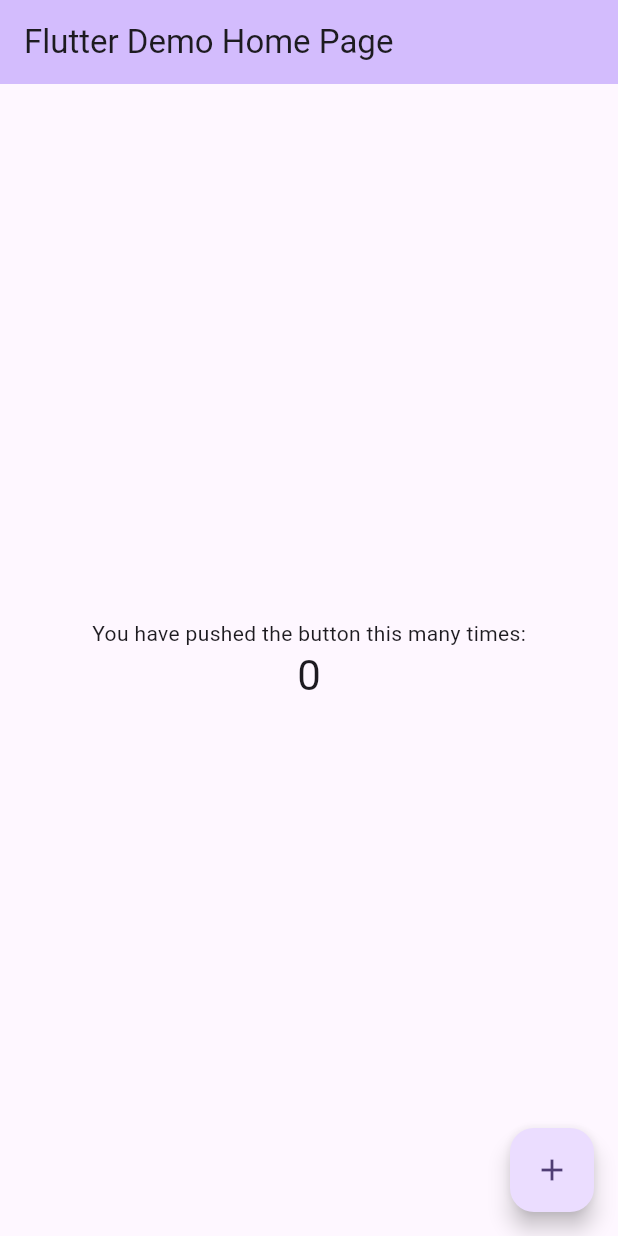
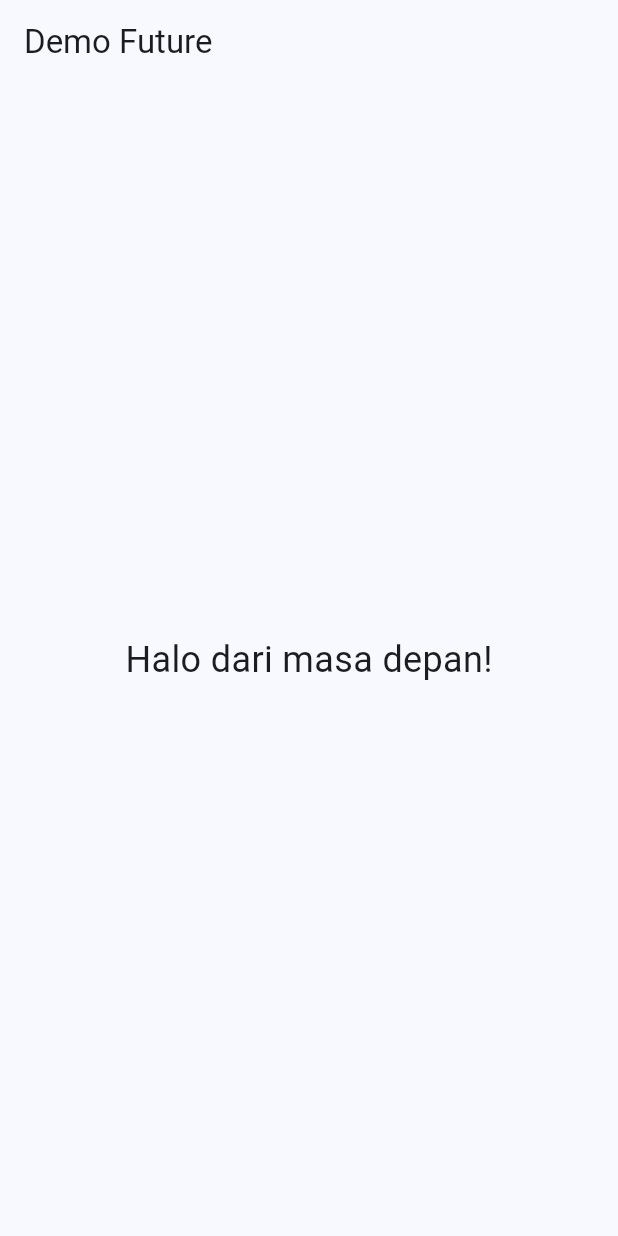
Before and after one commit to illhammf/pemrograman-mobile, a Flutter app: the screen it shows after launch, on a phone screen of 412 x 824 dp. Run offline on Flutter 3.47's test engine with Material 3 defaults, Android fonts, the light colour scheme and no system bars.

Commit message:
update AndroidManifest.xml untuk bagian b prakrikum 4

```diff
--- a/pertemuan-4/praktikum/lib/main.dart
+++ b/pertemuan-4/praktikum/lib/main.dart
@@ -7,115 +7,72 @@
 class MyApp extends StatelessWidget {
   const MyApp({super.key});
 
-  // This widget is the root of your application.
   @override
   Widget build(BuildContext context) {
     return MaterialApp(
-      title: 'Flutter Demo',
+      title: 'Praktikum 4',
       theme: ThemeData(
-        // This is the theme of your application.
-        //
-        // TRY THIS: Try running your application with "flutter run". You'll see
-        // the application has a purple toolbar. Then, without quitting the app,
-        // try changing the seedColor in the colorScheme below to Colors.green
-        // and then invoke "hot reload" (save your changes or press the "hot
-        // reload" button in a Flutter-supported IDE, or press "r" if you used
-        // the command line to start the app).
-        //
-        // Notice that the counter didn't reset back to zero; the application
-        // state is not lost during the reload. To reset the state, use hot
-        // restart instead.
-        //
-        // This works for code too, not just values: Most code changes can be
-        // tested with just a hot reload.
-        colorScheme: .fromSeed(seedColor: Colors.deepPurple),
+        colorSchemeSeed: Colors.blue,
+        useMaterial3: true,
       ),
-      home: const MyHomePage(title: 'Flutter Demo Home Page'),
+      home: const SalamPage(),
     );
   }
 }
 
-class MyHomePage extends StatefulWidget {
-  const MyHomePage({super.key, required this.title});
+Future<String> ambilSalam() async {
+  await Future.delayed(
+    const Duration(seconds: 2),
+  );
 
-  // This widget is the home page of your application. It is stateful, meaning
-  // that it has a State object (defined below) that contains fields that affect
-  // how it looks.
+  return 'Halo dari masa depan!';
+}
 
-  // This class is the configuration for the state. It holds the values (in this
-  // case the title) provided by the parent (in this case the App widget) and
-  // used by the build method of the State. Fields in a Widget subclass are
-  // always marked "final".
-
-  final String title;
+class SalamPage extends StatefulWidget {
+  const SalamPage({super.key});
 
   @override
-  State<MyHomePage> createState() => _MyHomePageState();
+  State<SalamPage> createState() => _SalamPageState();
 }
 
-class _MyHomePageState extends State<MyHomePage> {
-  int _counter = 0;
+class _SalamPageState extends State<SalamPage> {
+  late Future<String> _future;
 
-  void _incrementCounter() {
-    setState(() {
-      // This call to setState tells the Flutter framework that something has
-      // changed in this State, which causes it to rerun the build method below
-      // so that the display can reflect the updated values. If we changed
-      // _counter without calling setState(), then the build method would not be
-      // called again, and so nothing would appear to happen.
-      _counter++;
-    });
+  @override
+  void initState() {
+    super.initState();
+    _future = ambilSalam();
   }
 
   @override
   Widget build(BuildContext context) {
-    // This method is rerun every time setState is called, for instance as done
-    // by the _incrementCounter method above.
-    //
-    // The Flutter framework has been optimized to make rerunning build methods
-    // fast, so that you can just rebuild anything that needs updating rather
-    // than having to individually change instances of widgets.
     return Scaffold(
       appBar: AppBar(
-        // TRY THIS: Try changing the color here to a specific color (to
-        // Colors.amber, perhaps?) and trigger a hot reload to see the AppBar
-        // change color while the other colors stay the same.
-        backgroundColor: Theme.of(context).colorScheme.inversePrimary,
-        // Here we take the value from the MyHomePage object that was created by
-        // the App.build method, and use it to set our appbar title.
-        title: Text(widget.title),
+        title: const Text('Demo Future'),
       ),
       body: Center(
-        // Center is a layout widget. It takes a single child and positions it
-        // in the middle of the parent.
-        child: Column(
-          // Column is also a layout widget. It takes a list of children and
-          // arranges them vertically. By default, it sizes itself to fit its
-          // children horizontally, and tries to be as tall as its parent.
-          //
-          // Column has various properties to control how it sizes itself and
-          // how it positions its children. Here we use mainAxisAlignment to
-          // center the children vertically; the main axis here is the vertical
-          // axis because Columns are vertical (the cross axis would be
-          // horizontal).
-          //
-          // TRY THIS: Invoke "debug painting" (choose the "Toggle Debug Paint"
-          // action in the IDE, or press "p" in the console), to see the
-          // wireframe for each widget.
-          mainAxisAlignment: .center,
-          children: [
-            const Text('You have pushed the button this many times:'),
-            Text(
-              '$_counter',
-              style: Theme.of(context).textTheme.headlineMedium,
-            ),
-          ],
+        child: FutureBuilder<String>(
+          future: _future,
+          builder: (context, snapshot) {
+            if (snapshot.connectionState ==
+                ConnectionState.waiting) {
+              return const CircularProgressIndicator();
+            }
+
+            if (snapshot.hasError) {
+              return Text(
+                'Error: ${snapshot.error}',
+              );
+            }
+
+            return Text(
+              snapshot.data!,
+              style: const TextStyle(
+                fontSize: 24,
+              ),
+            );
+          },
         ),
-      ),
-      floatingActionButton: FloatingActionButton(
-        onPressed: _incrementCounter,
-        tooltip: 'Increment',
-        child: const Icon(Icons.add),
       ),
     );
   }
--- a/pertemuan-4/praktikum/pubspec.yaml
+++ b/pertemuan-4/praktikum/pubspec.yaml
@@ -34,6 +34,7 @@
   # The following adds the Cupertino Icons font to your application.
   # Use with the CupertinoIcons class for iOS style icons.
   cupertino_icons: ^1.0.8
+  http: ^1.6.0
 
 dev_dependencies:
   flutter_test:
```
Also changed, not shown: pertemuan-4/praktikum/pubspec.lock, 1 other file.
